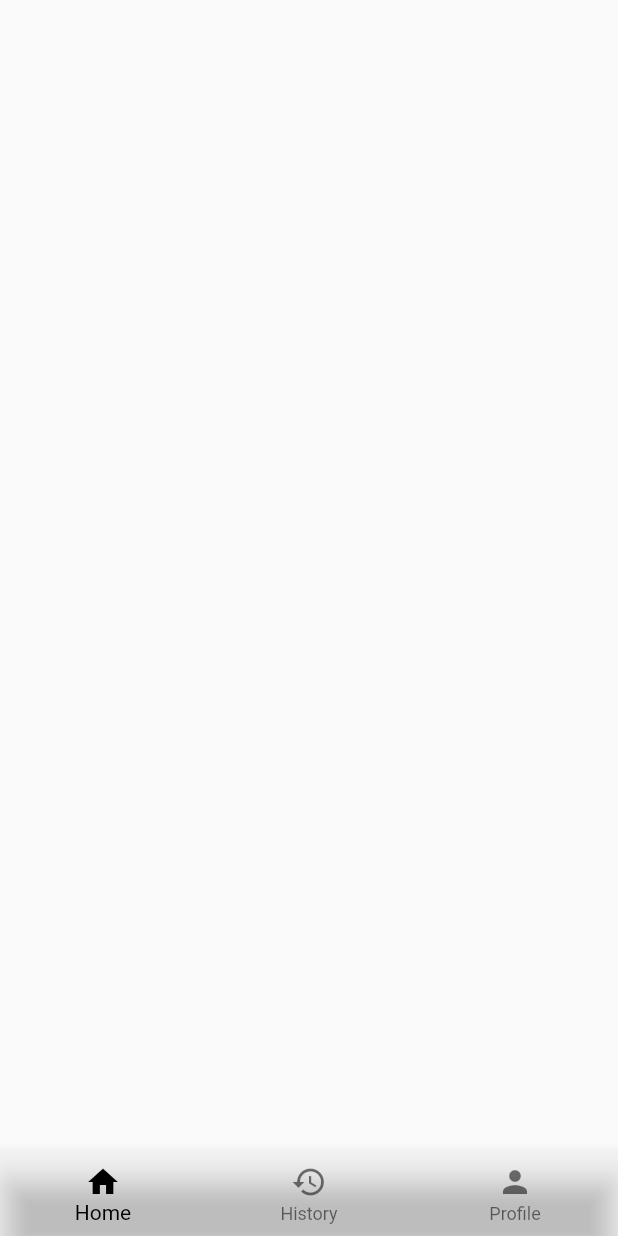
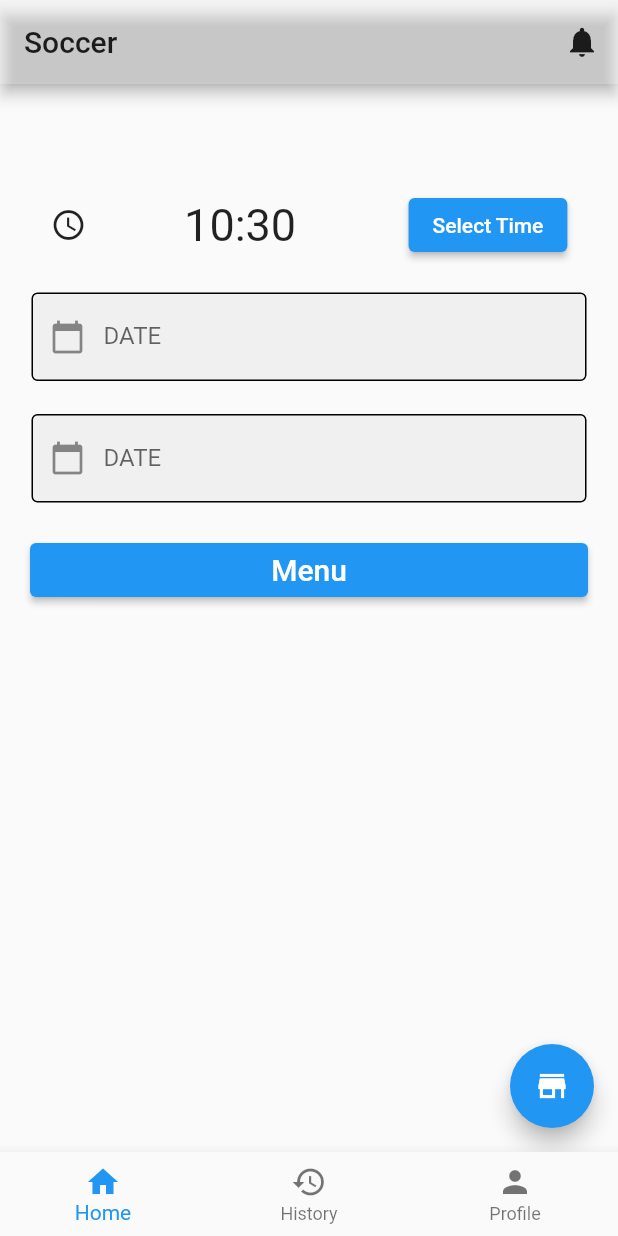
Before and after one commit to MinhTruongHMT/soccer_flutter, a Flutter app: the HomePage screen opened directly, on a phone screen of 412 x 824 dp. Run offline on Flutter 3.47's test engine with Material 2 defaults, Android fonts, the phone set to English and light mode, and no system bars; our stand-ins replace device_preview, shared_preferences; accounts and stored records are empty; network calls fail.

Commit message:
Báo cáo 25/6

```diff
--- a/lib/pages/login_page.dart
+++ b/lib/pages/login_page.dart
@@ -4,7 +4,7 @@ import 'package:flutter/material.dart';
 import 'package:http/http.dart' as http;
 import 'package:soccer_final_aplication/shared_preferences.dart';
 import '../model/khach_hang.dart';
-import 'home_page.dart';
+import 'main_page.dart';
 
 class LoginPage extends StatelessWidget {
   final TextEditingController _usernameController = TextEditingController();
@@ -13,7 +13,7 @@ class LoginPage extends StatelessWidget {
 
   void login(String userName, String passWord, BuildContext context) async {
     final response = await http.post(
-      Uri.parse('http://192.168.1.5:8080/api/khachhangs/login'),
+      Uri.parse('http://192.168.0.98:8080/api/khachhangs/login'),
       headers: <String, String>{
         'Content-Type': 'application/json; charset=UTF-8',
       },
@@ -23,6 +23,8 @@ class LoginPage extends StatelessWidget {
     if (response.statusCode == 200) {
       KhachHang kh = KhachHang.fromJson(jsonDecode(response.body));
       Shared.setKey("id", kh.id.toString());
+      Shared.setKey("name", kh.userName.toString());
+      Shared.setKey("image", kh.image.toString());
       Navigator.pushReplacement(
           context, MaterialPageRoute(builder: (context) => const HomePage()));
     } else {
--- a/lib/pages/home_page.dart
+++ b/lib/pages/main_page.dart
@@ -1,9 +1,13 @@
 import 'package:flutter/material.dart';
+import 'package:soccer_final_aplication/pages/order_page.dart';
 import 'package:soccer_final_aplication/shared_preferences.dart';
+
+import 'history_widget.dart';
+import 'home_widget.dart';
+import 'profile_widget.dart';
 
 class HomePage extends StatefulWidget {
   const HomePage({super.key});
-
   @override
   State<HomePage> createState() => _HomePageState();
 }
@@ -11,6 +15,7 @@ class HomePage extends StatefulWidget {
 class _HomePageState extends State<HomePage> {
   final String? action = Shared.getString('id');
   int _currentIndex = 0;
+  final tabs = [const OrderPage(), HistoryWidget(), const ProfileWidget()];
   @override
   void initState() {
     super.initState();
@@ -19,10 +24,27 @@ class _HomePageState extends State<HomePage> {
   @override
   Widget build(BuildContext context) {
     return Scaffold(
-      body: Center(child: Text(action.toString())),
+      appBar: AppBar(
+        backgroundColor: Colors.white24,
+        title: const Text(
+          "Soccer",
+          style: TextStyle(color: Colors.black87),
+        ),
+        //leading:const Icon(Icons.menu),
+        actions: [
+          IconButton(
+            color: Colors.black87,
+            icon: const Icon(Icons.notifications),
+            onPressed: () {
+              // Xử lý sự kiện khi nhấn vào icon
+            },
+          ),
+        ],
+      ),
+      body: tabs[_currentIndex],
       bottomNavigationBar: BottomNavigationBar(
-        backgroundColor: Colors.white10,
-        fixedColor: Colors.black,
+        // backgroundColor: Colors.white10,
+        // fixedColor: Colors.black,
         type: BottomNavigationBarType.fixed,
         items: const [
           BottomNavigationBarItem(
@@ -40,9 +62,14 @@ class _HomePageState extends State<HomePage> {
         ],
         currentIndex: _currentIndex,
         onTap: (index) {
-          setState(() {
-            _currentIndex = index;
-          });
+          if (index == 2) {
+            Navigator.push(context,
+                MaterialPageRoute(builder: (context) => const ProfileWidget()));
+          } else {
+            setState(() {
+              _currentIndex = index;
+            });
+          }
         },
       ),
     );
--- /dev/null
+++ b/lib/pages/order_page.dart
@@ -0,0 +1,160 @@
+import 'package:flutter/material.dart';
+
+import '../components/Multiselect_Dropdown_Checkbox.dart';
+
+class OrderPage extends StatefulWidget {
+  const OrderPage({super.key});
+
+  @override
+  State<OrderPage> createState() => _OrderPageState();
+}
+
+class _OrderPageState extends State<OrderPage> {
+  TimeOfDay time = TimeOfDay.now();
+  TextEditingController _dateController = TextEditingController();
+  List<String> _selectedItems = [];
+  void _showMultiSelect() async {
+    // a list of selectable items
+    // these items can be hard-coded or dynamically fetched from a database/API
+    final List<String> items = [
+      'Nước suối',
+      'Nước kháng',
+      'Bánh mì',
+      'Nước tăng lực'
+    ];
+
+    final List<String>? results = await showDialog(
+      context: context,
+      builder: (BuildContext context) {
+        return MultiSelect(items: items);
+      },
+    );
+
+    // Update UI
+    if (results != null) {
+      setState(() {
+        _selectedItems = results;
+      });
+    }
+  }
+
+  @override
+  Widget build(BuildContext context) {
+    return MaterialApp(
+        debugShowCheckedModeBanner: false,
+        home: Scaffold(
+          floatingActionButton: FloatingActionButton(
+              child: Icon(Icons.store_mall_directory), onPressed: () {}),
+          // appBar: AppBar(
+          //     leading: IconButton(
+          //   icon: const Icon(Icons.arrow_back),
+          //   onPressed: () {
+          //     Navigator.pop(context);
+          //   },
+          // )),
+          body: Padding(
+            padding: const EdgeInsets.all(20.0),
+            child: ListView(
+              children: [
+                const SizedBox(
+                  height: 50,
+                ),
+                Row(
+                  mainAxisAlignment: MainAxisAlignment.spaceAround,
+                  children: [
+                    const Icon(Icons.access_time),
+                    const SizedBox(
+                      width: 10,
+                    ),
+                    Text(
+                      '${time.hour}:${time.minute}',
+                      style: const TextStyle(fontSize: 30),
+                    ),
+                    const SizedBox(
+                      width: 20,
+                    ),
+                    ElevatedButton(
+                        onPressed: () async {
+                          TimeOfDay? newTime = await showTimePicker(
+                              context: context, initialTime: time);
+                          if (newTime == null) return;
+
+                          setState(() => time = newTime);
+                        },
+                        child: const Text("Select Time"))
+                  ],
+                ),
+                const SizedBox(
+                  height: 20,
+                ),
+                Padding(
+                  padding: const EdgeInsets.all(1),
+                  child: TextField(
+                    controller: _dateController,
+                    decoration: const InputDecoration(
+                        labelText: "DATE",
+                        filled: true,
+                        prefixIcon: Icon(Icons.calendar_today),
+                        enabledBorder: OutlineInputBorder(
+                            borderSide: BorderSide(color: Colors.black))),
+                    readOnly: true,
+                    onTap: () {
+                      _selectDate();
+                    },
+                  ),
+                ),
+                const SizedBox(
+                  height: 20,
+                ),
+                Padding(
+                  padding: const EdgeInsets.all(1),
+                  child: TextField(
+                    controller: _dateController,
+                    decoration: const InputDecoration(
+                        labelText: "DATE",
+                        filled: true,
+                        prefixIcon: Icon(Icons.calendar_today),
+                        enabledBorder: OutlineInputBorder(
+                            borderSide: BorderSide(color: Colors.black))),
+                    readOnly: true,
+                    onTap: () {
+                      _selectDate();
+                    },
+                  ),
+                ),
+                const SizedBox(
+                  height: 20,
+                ),
+                ElevatedButton(
+                  onPressed: _showMultiSelect,
+                  child: const Text(
+                    'Menu',
+                    style: TextStyle(fontSize: 20),
+                  ),
+                ),
+                Wrap(
+                  children: _selectedItems
+                      .map((e) => Chip(
+                            label: Text(e),
+                          ))
+                      .toList(),
+                )
+              ],
+            ),
+          ),
+        ));
+  }
+
+  Future<void> _selectDate() async {
+    DateTime? _picked = await showDatePicker(
+        context: context,
+        initialDate: DateTime.now(),
+        firstDate: DateTime(2000),
+        lastDate: DateTime(2100));
+
+    if (_picked == null) return;
+    setState(() {
+      _dateController.text = _picked.toString().split(" ")[0];
+    });
+  }
+}
```
Also changed, not shown: lib/components/Multiselect_Dropdown_Checkbox.dart (added, +64 -0 lines), lib/main.dart (+16 -7 lines), lib/model/donhang.dart (added, +22 -0 lines), lib/pages/history_widget.dart (added, +63 -0 lines), lib/pages/home_widget.dart (added, +21 -0 lines), lib/pages/profile_widget.dart (added, +52 -0 lines).
